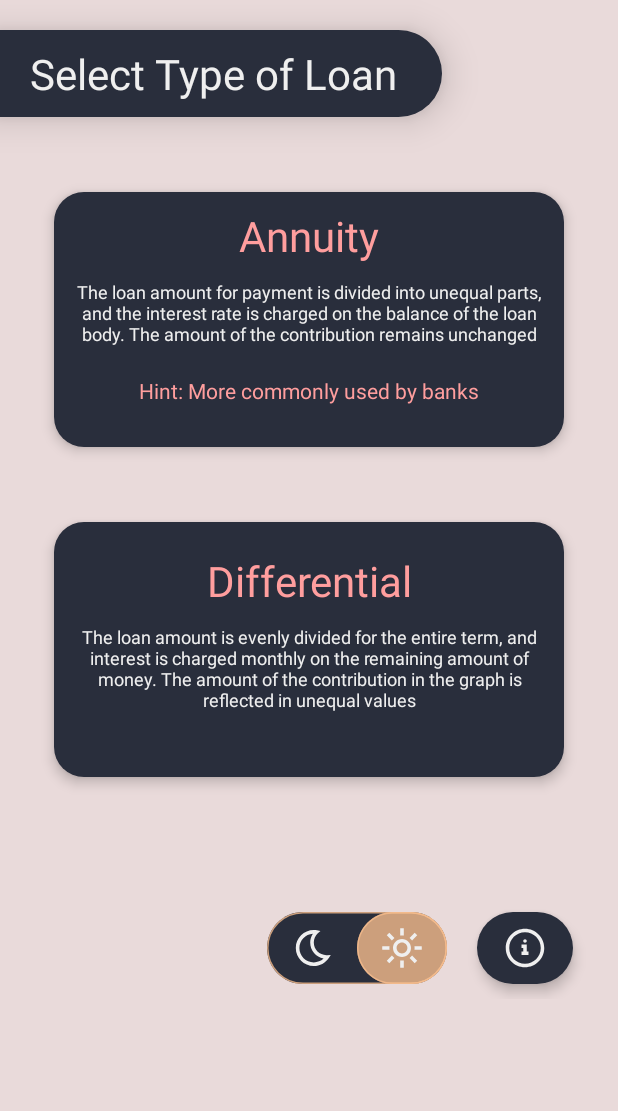
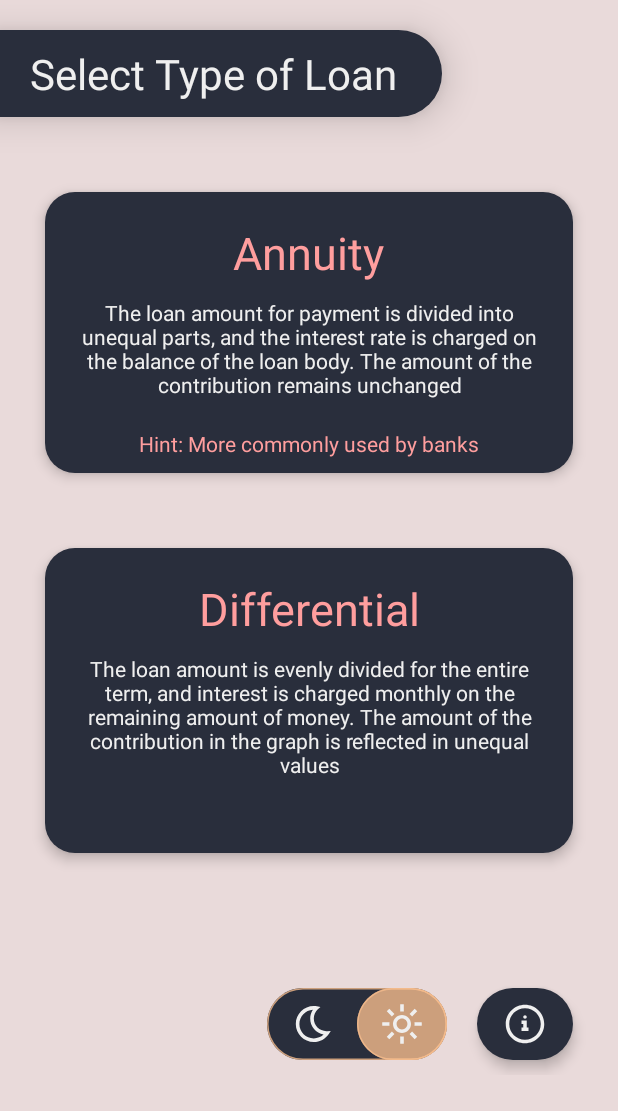
Before and after one commit to r-khvstnv/Loan_calculator, an Android app: the screen it shows after launch (MainActivity), on a phone screen of 412 x 824 dp. Shown: the top 1111 px of the screen. Run offline under Robolectric (Android 15) with nearby library versions, the phone set to English and light mode, and no system bars; our stand-ins replace AdMob, Dagger/Hilt's generated code; 1 statement that could not run was skipped.

Commit message:
Solved bug with opaque of primary theme colors Release V1.0.5

```diff
--- a/app/build.gradle
+++ b/app/build.gradle
@@ -17,8 +17,8 @@ android {
         applicationId "com.rssll971.loancalculator"
         minSdkVersion 21
         targetSdkVersion 30
-        versionCode 5
-        versionName "1.0.4"
+        versionCode 6
+        versionName "1.0.5"
 
         testInstrumentationRunner "androidx.test.runner.AndroidJUnitRunner"
     }
--- a/app/src/main/java/com/rssll971/loancalculator/MonthResultAdapter.kt
+++ b/app/src/main/java/com/rssll971/loancalculator/adapters/MonthResultAdapter.kt
@@ -1,10 +1,11 @@
-package com.rssll971.loancalculator
+package com.rssll971.loancalculator.adapters
 
 import android.content.Context
 import android.view.LayoutInflater
 import android.view.View
 import android.view.ViewGroup
 import androidx.recyclerview.widget.RecyclerView
+import com.rssll971.loancalculator.R
 import com.rssll971.loancalculator.databinding.ItemMonthInfoBinding
 import com.rssll971.loancalculator.models.MonthCreditModel
 
--- a/app/src/main/java/com/rssll971/loancalculator/ui/fragments/calculation/CreditCalculationFragment.kt
+++ b/app/src/main/java/com/rssll971/loancalculator/ui/fragments/calculation/CreditCalculationFragment.kt
@@ -12,7 +12,7 @@ import com.google.android.gms.ads.AdRequest
 import com.google.android.gms.ads.AdView
 import com.google.android.gms.ads.MobileAds
 import com.google.android.material.snackbar.Snackbar
-import com.rssll971.loancalculator.MonthResultAdapter
+import com.rssll971.loancalculator.adapters.MonthResultAdapter
 import com.rssll971.loancalculator.R
 import com.rssll971.loancalculator.databinding.FragmentCreditCalculationBinding
 import com.rssll971.loancalculator.di.component.DaggerFragmentComponent
@@ -79,6 +79,10 @@ class CreditCalculationFragment : Fragment(), CalculationContract.CalculatorView
         fragmentComponent.inject(this)
     }
 
+    override fun onDestroyView() {
+        presenter.detach()
+        super.onDestroyView()
+    }
     override fun showCreditType(isAnnuity: Boolean) {
         val creditType = if (isAnnuity)
                 getString(R.string.st_annuity)
--- a/app/src/main/res/drawable/title_background.xml
+++ b/app/src/main/res/drawable/title_background.xml
@@ -1,5 +1,6 @@
 <?xml version="1.0" encoding="utf-8"?>
 <shape xmlns:android="http://schemas.android.com/apk/res/android">
-    <solid android:color="@color/myDarkBlue_GoldTransparent"/>
-    <corners android:topRightRadius="30dp" android:bottomRightRadius="30dp"/>
+    <solid android:color="@color/colorTitleBackground"/>
+    <corners android:topRightRadius="30dp"
+        android:bottomRightRadius="30dp"/>
 </shape>
--- a/app/src/main/res/layout/fragment_credit_calculation.xml
+++ b/app/src/main/res/layout/fragment_credit_calculation.xml
@@ -138,13 +138,14 @@
             <TextView
                 android:id="@+id/ll_calculate"
                 android:layout_width="wrap_content"
-                android:layout_height="55dp"
+                android:layout_height="wrap_content"
                 android:layout_marginTop="80dp"
                 android:layout_marginBottom="10dp"
                 android:background="@drawable/btn_normal_ripple"
                 android:elevation="5dp"
                 android:gravity="center"
                 android:paddingHorizontal="50dp"
+                android:paddingVertical="10dp"
                 android:text="@string/st_calculate"
                 android:textAllCaps="true"
                 android:textColor="@color/colorText"
@@ -305,6 +306,7 @@
                 android:id="@+id/adView_result"
                 android:layout_width="match_parent"
                 android:layout_height="wrap_content"
+                android:layout_marginBottom="10dp"
                 ads:adSize="SMART_BANNER"
                 ads:adUnitId="@string/ad_banner_id_credit_result" />
         </LinearLayout>
--- a/app/src/main/res/layout/fragment_initial.xml
+++ b/app/src/main/res/layout/fragment_initial.xml
@@ -32,9 +32,11 @@
 
         <LinearLayout
             android:id="@+id/ll_annuity"
-            android:layout_width="@dimen/dim_btn_credit_types_width"
-            android:layout_height="@dimen/dim_btn_credit_types_height"
+            android:layout_width="match_parent"
+            android:layout_height="wrap_content"
             android:layout_marginTop="50dp"
+            android:layout_marginHorizontal="@dimen/dim_credit_btn_margin_horizontal"
+            android:padding="@dimen/im_credit_btn_padding"
             android:background="@drawable/btn_large_ripple"
             android:elevation="5dp"
             android:gravity="center_horizontal"
@@ -44,21 +46,21 @@
             <TextView
                 android:layout_width="wrap_content"
                 android:layout_height="wrap_content"
-                android:layout_marginTop="10dp"
+                android:layout_marginTop="@dimen/dim_credit_type_title_margin_top"
                 android:text="@string/st_annuity"
                 android:textAlignment="center"
                 android:textColor="@color/colorTextAccent"
-                android:textSize="28sp" />
+                android:textSize="@dimen/dim_credit_type_titles_text_size" />
 
             <TextView
                 android:layout_width="wrap_content"
                 android:layout_height="wrap_content"
-                android:layout_marginTop="10dp"
-                android:paddingHorizontal="10dp"
+                android:layout_marginTop="@dimen/dim_credit_description_margin_top"
+                android:paddingHorizontal="@dimen/dim_credit_description_margin_horizontal"
                 android:text="@string/st_annuity_meaning"
                 android:textAlignment="center"
                 android:textColor="@color/colorText"
-                android:textSize="12sp" />
+                android:textSize="@dimen/dim_credit_description_text_size" />
 
             <TextView
                 android:layout_width="wrap_content"
@@ -66,15 +68,17 @@
                 android:layout_marginTop="20dp"
                 android:text="@string/st_prompt"
                 android:textColor="@color/colorTextAccent"
-                android:textSize="14sp" />
+                android:textSize="@dimen/dim_credit_description_text_size" />
         </LinearLayout>
 
 
         <LinearLayout
             android:id="@+id/ll_proportional"
-            android:layout_width="@dimen/dim_btn_credit_types_width"
-            android:layout_height="@dimen/dim_btn_credit_types_height"
+            android:layout_width="match_parent"
+            android:layout_height="wrap_content"
             android:layout_marginTop="50dp"
+            android:layout_marginHorizontal="@dimen/dim_credit_btn_margin_horizontal"
+            android:padding="@dimen/im_credit_btn_padding"
             android:background="@drawable/btn_large_ripple"
             android:elevation="5dp"
             android:gravity="center_horizontal"
@@ -84,21 +88,29 @@
             <TextView
                 android:layout_width="wrap_content"
                 android:layout_height="wrap_content"
-                android:layout_marginTop="20dp"
+                android:layout_marginTop="@dimen/dim_credit_type_title_margin_top"
                 android:text="@string/st_proportional"
                 android:textAlignment="center"
                 android:textColor="@color/colorTextAccent"
-                android:textSize="28sp" />
+                android:textSize="@dimen/dim_credit_type_titles_text_size" />
 
             <TextView
                 android:layout_width="wrap_content"
                 android:layout_height="wrap_content"
-                android:layout_marginTop="10dp"
-                android:paddingHorizontal="10dp"
+                android:layout_marginTop="@dimen/dim_credit_description_margin_top"
+                android:paddingHorizontal="@dimen/dim_credit_description_margin_horizontal"
                 android:text="@string/st_proportional_meaning"
                 android:textAlignment="center"
                 android:textColor="@color/colorText"
-                android:textSize="12sp" />
+                android:textSize="@dimen/dim_credit_description_text_size" />
+            <TextView
+                android:layout_width="wrap_content"
+                android:layout_height="wrap_content"
+                android:layout_marginTop="20dp"
+                android:visibility="invisible"
+                android:text="@string/st_prompt"
+                android:textColor="@color/colorTextAccent"
+                android:textSize="@dimen/dim_credit_description_text_size" />
         </LinearLayout>
 
         <LinearLayout
--- a/app/src/main/res/values-night/themes.xml
+++ b/app/src/main/res/values-night/themes.xml
@@ -24,6 +24,7 @@
     <item name="colorEditText" type="color">@color/myGoldTransparent</item>
     <item name="colorRippleEffect" type="color">@color/myGold</item>
     <item name="colorIcon" type="color">@color/myWhite_transparent</item>
+    <item name="colorTitleBackground" type="color">@color/myBlackBlue</item>
 
     <item name="colorLayoutBackground" type="color">@color/myDarkBlue</item>
     <item name="colorSnackBarBackground" type="color">@color/myBlackBlue</item>
--- a/app/src/main/res/values/colors.xml
+++ b/app/src/main/res/values/colors.xml
@@ -12,16 +12,11 @@
     <color name="myPink">#ff9e9e</color>
 
     <!-- Цвета меняющиеся также при изменении темы-->
-    <color name="myWhite_DarkBlue">#EFEFEF</color>
-    <color name="myWhite_GoldTransparent">#EFEFEF</color>
     <color name="myWhite_transparent">#B3EFEFEF</color>
-    <color name="myPink_GoldTransparent">#ff9e9e</color>
     <color name="myPinkLight">#E9DADA</color>
     <color name="myDarkBlue">#292E3C</color>
     <color name="myBlackBlue">#2F3239</color>
-    <color name="myDarkBlue_BlackBlue">#292E3C</color>
-    <color name="myDarkBlue_GoldTransparent">#292E3C</color>
-    <color name="myGoldTransparent">#B3F5BC8C</color>
+    <color name="myGoldTransparent">#CDA07B</color>
     <color name="myGold">#F5BC8C</color>
 
 
--- a/app/src/main/res/values/dimensions.xml
+++ b/app/src/main/res/values/dimensions.xml
@@ -1,7 +1,13 @@
 <?xml version="1.0" encoding="utf-8"?>
 <resources>
-    <dimen name="dim_btn_credit_types_width">340dp</dimen>
-    <dimen name="dim_btn_credit_types_height">170dp</dimen>
+    <dimen name="dim_credit_type_titles_text_size">30sp</dimen>
+    <dimen name="dim_credit_description_text_size">14sp</dimen>
+    <dimen name="dim_credit_btn_margin_horizontal">30dp</dimen>
+    <dimen name="im_credit_btn_padding">10dp</dimen>
+
+    <dimen name="dim_credit_type_title_margin_top">10dp</dimen>
+    <dimen name="dim_credit_description_margin_top">10dp</dimen>
+    <dimen name="dim_credit_description_margin_horizontal">10dp</dimen>
 
 
     <dimen name="dim_et_gap">30dp</dimen>
--- a/app/src/main/res/values/strings.xml
+++ b/app/src/main/res/values/strings.xml
@@ -6,7 +6,7 @@
 
 
     <string name="app_name">Simple Loan Calculator</string>
-    <string name="app_version" translatable="false">1.0.4</string>
+    <string name="app_version" translatable="false">1.0.5</string>
     <string name="st_icon" translatable="false">Icon</string>
     <string name="st_version">Version:</string>
     <string name="st_back">Back</string>
--- a/app/src/main/res/values/themes.xml
+++ b/app/src/main/res/values/themes.xml
@@ -24,6 +24,7 @@
     <item name="colorEditText" type="color">@color/myDarkBlue</item>
     <item name="colorRippleEffect" type="color">@color/myPink</item>
     <item name="colorIcon" type="color">@color/myWhite</item>
+    <item name="colorTitleBackground" type="color">@color/myDarkBlue</item>
 
     <item name="colorLayoutBackground" type="color">@color/myPinkLight</item>
     <item name="colorSnackBarBackground" type="color">@color/myDarkBlue</item>
```
